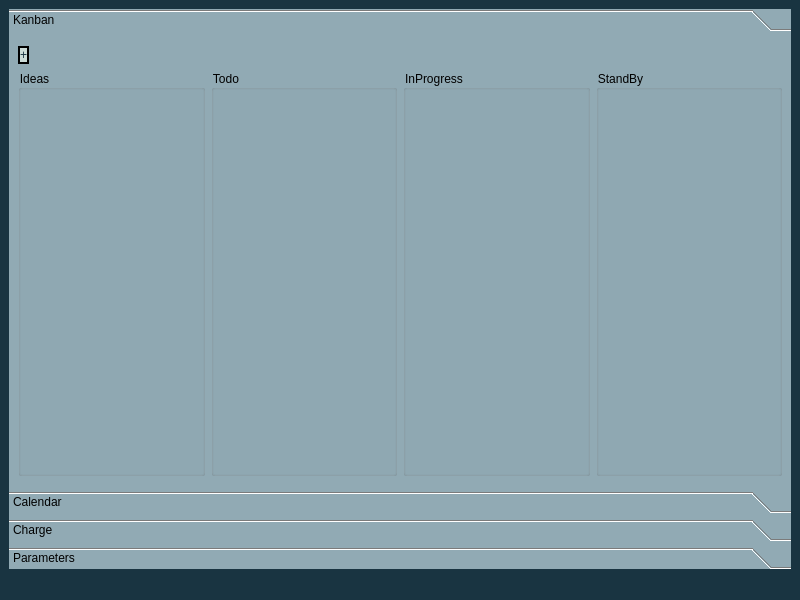
Before: the Qt Designer form mainwindow.ui in MaximeAeva/TheEfficientGuy, drawn with Qt 5.
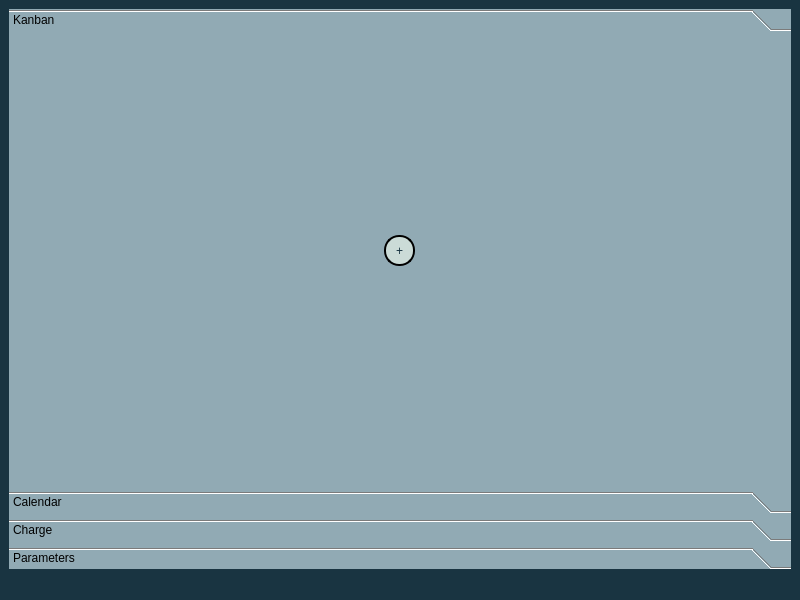
After: the same form once the commit is applied.

Diff of the .ui file:
```diff
--- a/mainwindow.ui
+++ b/mainwindow.ui
@@ -17,8 +17,8 @@
    <string notr="true">background-color: rgb(25, 52, 65);</string>
   </property>
   <widget class="QWidget" name="centralwidget">
-   <layout class="QGridLayout" name="gridLayout">
-    <item row="0" column="0">
+   <layout class="QHBoxLayout" name="horizontalLayout">
+    <item>
      <widget class="QToolBox" name="toolBox">
       <property name="styleSheet">
        <string notr="true">background-color: rgb(145, 170, 180);</string>
@@ -38,22 +38,15 @@
        <attribute name="label">
         <string>Kanban</string>
        </attribute>
-       <layout class="QGridLayout" name="gridLayout_2">
-        <item row="1" column="0" rowspan="3">
-         <widget class="QGroupBox" name="ideas">
-          <property name="sizePolicy">
-           <sizepolicy hsizetype="Expanding" vsizetype="Preferred">
-            <horstretch>0</horstretch>
-            <verstretch>0</verstretch>
-           </sizepolicy>
-          </property>
-          <property name="title">
-           <string>Ideas</string>
-          </property>
-         </widget>
-        </item>
-        <item row="0" column="0">
          <widget class="QPushButton" name="adder">
+        <property name="geometry">
+         <rect>
+          <x>375</x>
+          <y>198</y>
+          <width>31</width>
+          <height>31</height>
+         </rect>
+        </property>
           <property name="sizePolicy">
            <sizepolicy hsizetype="Fixed" vsizetype="Fixed">
             <horstretch>0</horstretch>
@@ -90,48 +83,6 @@
            <string>+</string>
           </property>
          </widget>
-        </item>
-        <item row="1" column="3" rowspan="3">
-         <widget class="QGroupBox" name="standby">
-          <property name="sizePolicy">
-           <sizepolicy hsizetype="Expanding" vsizetype="Preferred">
-            <horstretch>0</horstretch>
-            <verstretch>0</verstretch>
-           </sizepolicy>
-          </property>
-          <property name="title">
-           <string>StandBy</string>
-          </property>
-         </widget>
-        </item>
-        <item row="1" column="1" rowspan="3">
-         <widget class="QGroupBox" name="todo">
-          <property name="sizePolicy">
-           <sizepolicy hsizetype="Expanding" vsizetype="Preferred">
-            <horstretch>0</horstretch>
-            <verstretch>0</verstretch>
-           </sizepolicy>
-          </property>
-          <property name="title">
-           <string>Todo</string>
-          </property>
-         </widget>
-        </item>
-        <item row="1" column="2" rowspan="3">
-         <widget class="QGroupBox" name="inprogress">
-          <property name="sizePolicy">
-           <sizepolicy hsizetype="Expanding" vsizetype="Preferred">
-            <horstretch>0</horstretch>
-            <verstretch>0</verstretch>
-           </sizepolicy>
-          </property>
-          <property name="title">
-           <string>InProgress</string>
-          </property>
-          <layout class="QVBoxLayout" name="verticalLayout"/>
-         </widget>
-        </item>
-       </layout>
       </widget>
       <widget class="QWidget" name="page_2">
        <property name="geometry">
```
Lines whose indentation alone changed are shown as unchanged.
